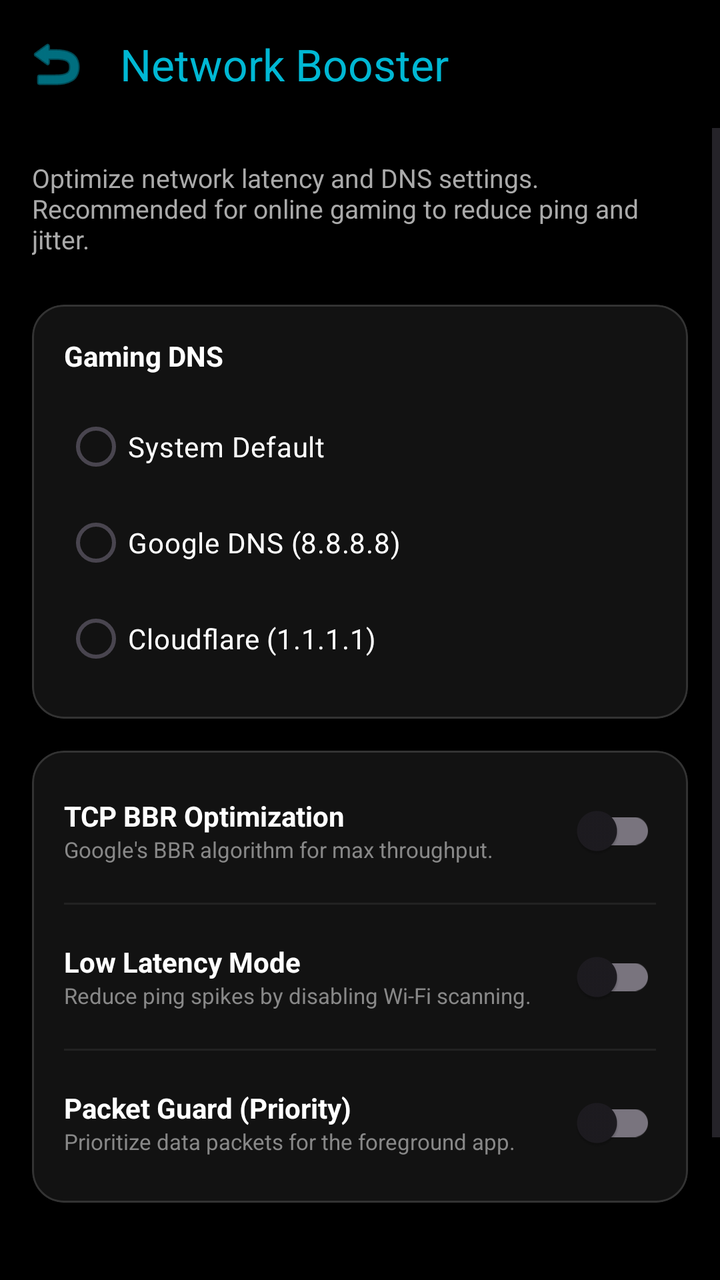
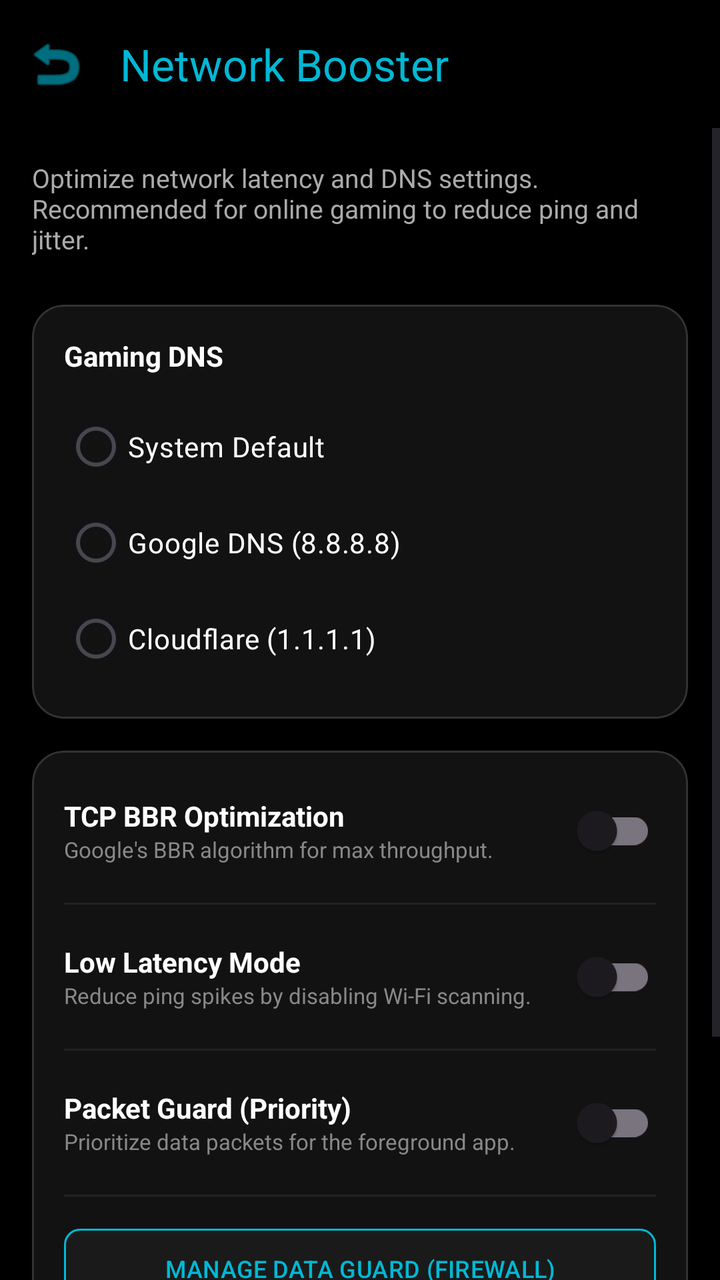

Screens rendered from an Android XML layout before and after an edit, with the pre-edit source and the edit as a unified diff.
<!-- AndroidManifest.xml: activity theme Theme.PhoneControl -->
<!-- res/layout/activity_network.xml -->
<?xml version="1.0" encoding="utf-8"?>
<LinearLayout xmlns:android="http://schemas.android.com/apk/res/android"
    xmlns:app="http://schemas.android.com/apk/res-auto"
    android:layout_width="match_parent"
    android:layout_height="match_parent"
    android:orientation="vertical"
    android:background="@android:color/black"
    android:fitsSystemWindows="true">

    <com.google.android.material.appbar.MaterialToolbar
        android:id="@+id/toolbarNetwork"
        android:layout_width="match_parent"
        android:layout_height="?attr/actionBarSize"
        app:title="Network Booster"
        app:titleTextColor="@color/color_network"
        app:navigationIcon="@android:drawable/ic_menu_revert"
        app:navigationIconTint="@color/color_network" />

    <ScrollView android:layout_width="match_parent" android:layout_height="match_parent">
        <LinearLayout android:layout_width="match_parent" android:layout_height="wrap_content" android:orientation="vertical" android:padding="16dp">

            <TextView android:layout_width="match_parent" android:layout_height="wrap_content"
                android:text="Optimize network latency and DNS settings. Recommended for online gaming to reduce ping and jitter."
                android:textColor="#AAAAAA" android:textSize="13sp" android:layout_marginBottom="24dp" />

            
            <com.google.android.material.card.MaterialCardView
                android:layout_width="match_parent" android:layout_height="wrap_content" android:layout_marginBottom="16dp"
                app:cardCornerRadius="16dp" app:cardBackgroundColor="#121212" app:strokeWidth="1dp" app:strokeColor="#333333">
                <LinearLayout android:layout_width="match_parent" android:layout_height="wrap_content" android:orientation="vertical" android:padding="16dp">
                    <TextView android:layout_width="wrap_content" android:layout_height="wrap_content" android:text="Gaming DNS" android:textColor="#FFFFFF" android:textStyle="bold" />
                    <RadioGroup android:id="@+id/rgDns" android:layout_width="match_parent" android:layout_height="wrap_content" android:layout_marginTop="12dp">
                        <RadioButton android:id="@+id/rbDnsDefault" android:layout_width="match_parent" android:layout_height="wrap_content" android:text="System Default" android:textColor="#FFFFFF" android:buttonTint="@color/color_network" />
                        <RadioButton android:id="@+id/rbDnsGoogle" android:layout_width="match_parent" android:layout_height="wrap_content" android:text="Google DNS (8.8.8.8)" android:textColor="#FFFFFF" android:buttonTint="@color/color_network" />
                        <RadioButton android:id="@+id/rbDnsCloudflare" android:layout_width="match_parent" android:layout_height="wrap_content" android:text="Cloudflare (1.1.1.1)" android:textColor="#FFFFFF" android:buttonTint="@color/color_network" />
                    </RadioGroup>
                </LinearLayout>
            </com.google.android.material.card.MaterialCardView>

            
            <com.google.android.material.card.MaterialCardView
                android:layout_width="match_parent"
                android:layout_height="wrap_content"
                android:layout_marginBottom="16dp"
                app:cardCornerRadius="16dp" app:cardBackgroundColor="#121212" app:strokeWidth="1dp" app:strokeColor="#333333">
                <LinearLayout android:layout_width="match_parent" android:layout_height="wrap_content" android:orientation="vertical" android:padding="16dp">

                    <LinearLayout android:layout_width="match_parent" android:layout_height="wrap_content" android:gravity="center_vertical">
                        <LinearLayout android:layout_width="0dp" android:layout_height="wrap_content" android:layout_weight="1" android:orientation="vertical">
                            <TextView android:layout_width="wrap_content" android:layout_height="wrap_content" android:text="TCP BBR Optimization" android:textColor="#FFFFFF" android:textStyle="bold" />
                            <TextView android:layout_width="wrap_content" android:layout_height="wrap_content" android:text="Google's BBR algorithm for max throughput." android:textColor="#888888" android:textSize="11sp" />
                        </LinearLayout>
                        <com.google.android.material.switchmaterial.SwitchMaterial android:id="@+id/switchTcp" android:layout_width="wrap_content" android:layout_height="wrap_content" />
                    </LinearLayout>

                    <View android:layout_width="match_parent" android:layout_height="1dp" android:background="#222222" android:layout_marginVertical="12dp" />

                    <LinearLayout android:layout_width="match_parent" android:layout_height="wrap_content" android:gravity="center_vertical">
                        <LinearLayout android:layout_width="0dp" android:layout_height="wrap_content" android:layout_weight="1" android:orientation="vertical">
                            <TextView android:layout_width="wrap_content" android:layout_height="wrap_content" android:text="Low Latency Mode" android:textColor="#FFFFFF" android:textStyle="bold" />
                            <TextView android:layout_width="wrap_content" android:layout_height="wrap_content" android:text="Reduce ping spikes by disabling Wi-Fi scanning." android:textColor="#888888" android:textSize="11sp" />
                        </LinearLayout>
                        <com.google.android.material.switchmaterial.SwitchMaterial android:id="@+id/switchLowLatency" android:layout_width="wrap_content" android:layout_height="wrap_content" />
                    </LinearLayout>

                    <View android:layout_width="match_parent" android:layout_height="1dp" android:background="#222222" android:layout_marginVertical="12dp" />

                    <LinearLayout android:layout_width="match_parent" android:layout_height="wrap_content" android:gravity="center_vertical">
                        <LinearLayout android:layout_width="0dp" android:layout_height="wrap_content" android:layout_weight="1" android:orientation="vertical">
                            <TextView android:layout_width="wrap_content" android:layout_height="wrap_content" android:text="Packet Guard (Priority)" android:textColor="#FFFFFF" android:textStyle="bold" />
                            <TextView android:layout_width="wrap_content" android:layout_height="wrap_content" android:text="Prioritize data packets for the foreground app." android:textColor="#888888" android:textSize="11sp" />
                        </LinearLayout>
                        <com.google.android.material.switchmaterial.SwitchMaterial android:id="@+id/switchNetworkPriority" android:layout_width="wrap_content" android:layout_height="wrap_content" />
                    </LinearLayout>

                </LinearLayout>
            </com.google.android.material.card.MaterialCardView>

            <com.google.android.material.button.MaterialButton
                android:id="@+id/btnApplyNetwork"
                android:layout_width="match_parent" android:layout_height="64dp"
                android:layout_marginTop="24dp" android:text="OPTIMIZE NETWORK"
                android:textColor="@android:color/black" android:textStyle="bold"
                app:backgroundTint="@color/color_network" app:cornerRadius="8dp" />

        </LinearLayout>
    </ScrollView>
</LinearLayout>
<!-- resources referenced by this layout -->
<resources>
  <color name="color_network">#00B8D4</color>
  <style name="Theme.PhoneControl" parent="Theme.Material3.DayNight.NoActionBar">
          
          <item name="colorPrimary">@color/purple_500</item>
          <item name="colorPrimaryVariant">@color/purple_700</item>
          <item name="colorOnPrimary">@color/white</item>
          
          <item name="colorSecondary">@color/teal_200</item>
          <item name="colorSecondaryVariant">@color/teal_700</item>
          <item name="colorOnSecondary">@color/black</item>
          
          <item name="android:statusBarColor">@android:color/black</item>
          <item name="android:windowLightStatusBar" tools:targetApi="m">false</item>
          
          
          
      </style>
  <color name="purple_500">#FF6200EE</color>
  <color name="purple_700">#FF3700B3</color>
  <color name="white">#FFFFFFFF</color>
  <color name="teal_200">#FF03DAC5</color>
  <color name="teal_700">#FF018786</color>
  <color name="black">#FF000000</color>
</resources>

<!-- the commit's change to res/layout/activity_network.xml (unified diff, before → after) -->
@@ -73,6 +73,20 @@
                         <com.google.android.material.switchmaterial.SwitchMaterial android:id="@+id/switchNetworkPriority" android:layout_width="wrap_content" android:layout_height="wrap_content" />
                     </LinearLayout>
 
+                    <View android:layout_width="match_parent" android:layout_height="1dp" android:background="#222222" android:layout_marginVertical="12dp" />
+
+                    <com.google.android.material.button.MaterialButton
+                        android:id="@+id/btnManageFirewall"
+                        android:layout_width="match_parent"
+                        android:layout_height="wrap_content"
+                        android:text="MANAGE DATA GUARD (FIREWALL)"
+                        android:textSize="12sp"
+                        app:cornerRadius="8dp"
+                        android:backgroundTint="#1A1A1A"
+                        android:textColor="@color/color_network"
+                        app:strokeWidth="1dp"
+                        app:strokeColor="@color/color_network" />
+
                 </LinearLayout>
             </com.google.android.material.card.MaterialCardView>
 
